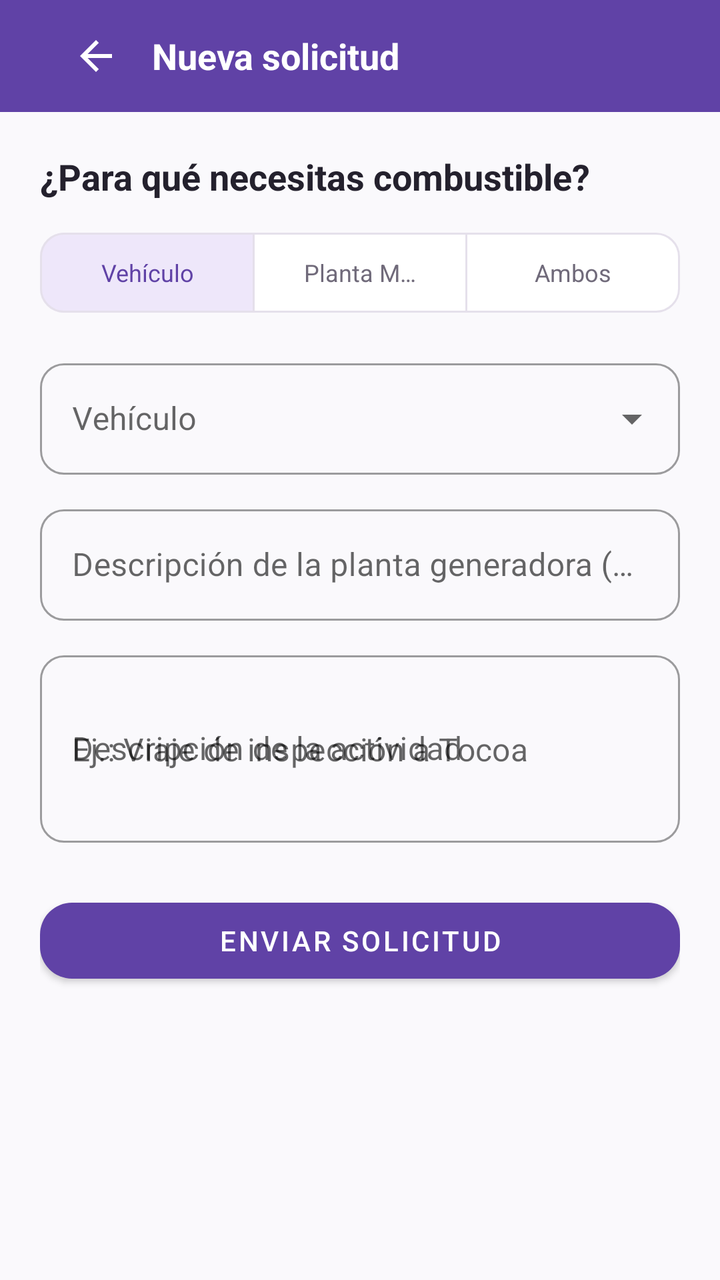
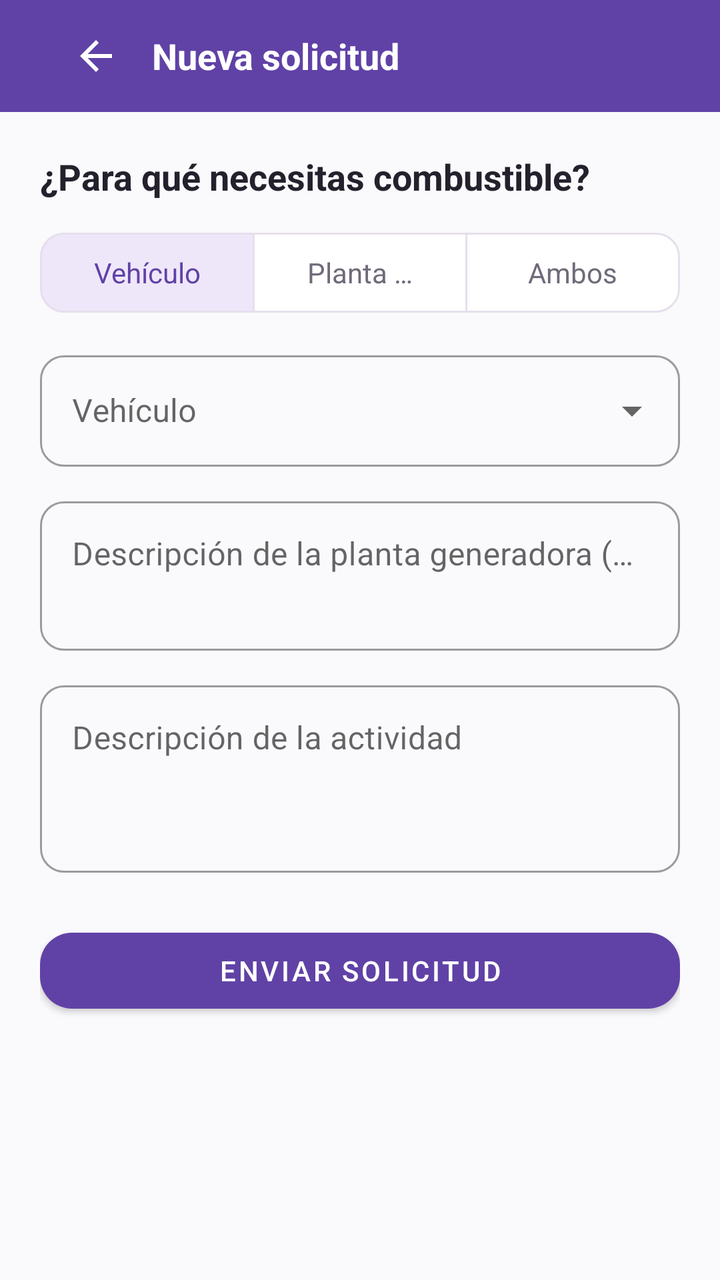

Before-and-after screenshots of an Android layout around one commit, followed by the original layout XML and the change that was made.
<!-- AndroidManifest.xml: application theme Theme.ApiMovil -->
<!-- res/layout/fragment_nueva_solicitud.xml -->
<?xml version="1.0" encoding="utf-8"?>
<LinearLayout xmlns:android="http://schemas.android.com/apk/res/android"
    xmlns:app="http://schemas.android.com/apk/res-auto"
    android:layout_width="match_parent"
    android:layout_height="match_parent"
    android:background="@color/fondo"
    android:orientation="vertical">

    <com.google.android.material.appbar.AppBarLayout
        android:layout_width="match_parent"
        android:layout_height="wrap_content"
        app:elevation="0dp">

        <com.google.android.material.appbar.MaterialToolbar
            android:layout_width="match_parent"
            android:layout_height="?attr/actionBarSize"
            android:background="?attr/colorPrimary">

            <LinearLayout
                android:layout_width="match_parent"
                android:layout_height="wrap_content"
                android:gravity="center_vertical"
                android:orientation="horizontal"
                android:paddingHorizontal="12dp">

                <ImageButton
                    android:id="@+id/btnVolver"
                    android:layout_width="40dp"
                    android:layout_height="40dp"
                    android:background="?attr/selectableItemBackgroundBorderless"
                    android:contentDescription="@string/volver"
                    android:src="@drawable/ic_back"
                    app:tint="@color/blanco" />

                <TextView
                    android:id="@+id/textTitulo"
                    android:layout_width="wrap_content"
                    android:layout_height="wrap_content"
                    android:layout_marginStart="8dp"
                    android:text="@string/nueva_solicitud"
                    android:textColor="@color/blanco"
                    android:textSize="18sp"
                    android:textStyle="bold" />
            </LinearLayout>

        </com.google.android.material.appbar.MaterialToolbar>
    </com.google.android.material.appbar.AppBarLayout>

    <ScrollView
        android:layout_width="match_parent"
        android:layout_height="0dp"
        android:layout_weight="1">

        <LinearLayout
            android:layout_width="match_parent"
            android:layout_height="wrap_content"
            android:orientation="vertical"
            android:padding="20dp">

            <TextView
                android:layout_width="wrap_content"
                android:layout_height="wrap_content"
                android:layout_marginBottom="12dp"
                android:text="@string/para_que_necesitas_combustible"
                android:textColor="@color/texto_principal"
                android:textSize="18sp"
                android:textStyle="bold" />

            
            <com.google.android.material.button.MaterialButtonToggleGroup
                android:id="@+id/toggleDestino"
                android:layout_width="match_parent"
                android:layout_height="wrap_content"
                app:singleSelection="true"
                app:checkedButton="@+id/btnDestinoVehiculo">

                <com.google.android.material.button.MaterialButton
                    android:id="@+id/btnDestinoVehiculo"
                    style="@style/Widget.Material3.Button.OutlinedButton"
                    android:layout_width="0dp"
                    android:layout_height="48dp"
                    android:layout_weight="1"
                    android:text="@string/destino_vehiculo"
                    android:textColor="@color/selector_toggle_button_text"
                    android:textSize="12sp"
                    app:backgroundTint="@color/selector_toggle_button_bg"
                    app:cornerRadius="12dp"
                    app:strokeColor="@color/borde" />

                <com.google.android.material.button.MaterialButton
                    android:id="@+id/btnDestinoMgp"
                    style="@style/Widget.Material3.Button.OutlinedButton"
                    android:layout_width="0dp"
                    android:layout_height="48dp"
                    android:layout_weight="1"
                    android:text="@string/destino_mgp"
                    android:textColor="@color/selector_toggle_button_text"
                    android:textSize="12sp"
                    app:backgroundTint="@color/selector_toggle_button_bg"
                    app:cornerRadius="12dp"
                    app:strokeColor="@color/borde" />

                <com.google.android.material.button.MaterialButton
                    android:id="@+id/btnDestinoAmbos"
                    style="@style/Widget.Material3.Button.OutlinedButton"
                    android:layout_width="0dp"
                    android:layout_height="48dp"
                    android:layout_weight="1"
                    android:text="@string/destino_ambos"
                    android:textColor="@color/selector_toggle_button_text"
                    android:textSize="12sp"
                    app:backgroundTint="@color/selector_toggle_button_bg"
                    app:cornerRadius="12dp"
                    app:strokeColor="@color/borde" />

            </com.google.android.material.button.MaterialButtonToggleGroup>

            <com.google.android.material.textfield.TextInputLayout
                android:id="@+id/layoutVehiculo"
                style="@style/Widget.MaterialComponents.TextInputLayout.OutlinedBox.ExposedDropdownMenu"
                android:layout_width="match_parent"
                android:layout_height="wrap_content"
                android:layout_marginTop="16dp"
                android:hint="@string/vehiculo"
                app:boxCornerRadiusBottomEnd="12dp"
                app:boxCornerRadiusBottomStart="12dp"
                app:boxCornerRadiusTopEnd="12dp"
                app:boxCornerRadiusTopStart="12dp">

                <com.google.android.material.textfield.MaterialAutoCompleteTextView
                    android:id="@+id/spinnerVehiculo"
                    android:layout_width="match_parent"
                    android:layout_height="wrap_content"
                    android:inputType="none" />
            </com.google.android.material.textfield.TextInputLayout>

            <com.google.android.material.textfield.TextInputLayout
                android:id="@+id/layoutDescripcionMgp"
                style="@style/Widget.MaterialComponents.TextInputLayout.OutlinedBox"
                android:layout_width="match_parent"
                android:layout_height="wrap_content"
                android:layout_marginTop="12dp"
                android:hint="@string/descripcion_de_la_planta_mgp"
                app:boxCornerRadiusBottomEnd="12dp"
                app:boxCornerRadiusBottomStart="12dp"
                app:boxCornerRadiusTopEnd="12dp"
                app:boxCornerRadiusTopStart="12dp">

                <com.google.android.material.textfield.TextInputEditText
                    android:id="@+id/inputDescripcionMgp"
                    android:layout_width="match_parent"
                    android:layout_height="wrap_content" />
            </com.google.android.material.textfield.TextInputLayout>

            <com.google.android.material.textfield.TextInputLayout
                style="@style/Widget.MaterialComponents.TextInputLayout.OutlinedBox"
                android:layout_width="match_parent"
                android:layout_height="wrap_content"
                android:layout_marginTop="12dp"
                android:hint="@string/descripcion_de_la_actividad"
                app:boxCornerRadiusBottomEnd="12dp"
                app:boxCornerRadiusBottomStart="12dp"
                app:boxCornerRadiusTopEnd="12dp"
                app:boxCornerRadiusTopStart="12dp">

                <com.google.android.material.textfield.TextInputEditText
                    android:id="@+id/inputActividad"
                    android:layout_width="match_parent"
                    android:layout_height="wrap_content"
                    android:hint="@string/hint_actividad_ejemplo"
                    android:minLines="3" />
            </com.google.android.material.textfield.TextInputLayout>

            <com.google.android.material.button.MaterialButton
                android:id="@+id/btnEnviar"
                android:layout_width="match_parent"
                android:layout_height="50dp"
                android:layout_marginTop="24dp"
                android:text="@string/enviar_solicitud"
                app:backgroundTint="@color/marca"
                app:cornerRadius="16dp" />

            <ProgressBar
                android:id="@+id/progress"
                android:layout_width="40dp"
                android:layout_height="40dp"
                android:layout_gravity="center"
                android:layout_marginTop="16dp"
                android:visibility="gone" />

            <TextView
                android:id="@+id/textError"
                android:layout_width="match_parent"
                android:layout_height="wrap_content"
                android:layout_marginTop="12dp"
                android:accessibilityLiveRegion="polite"
                android:gravity="center"
                android:textColor="@color/estado_vencida"
                android:textSize="13sp"
                android:visibility="gone" />

        </LinearLayout>
    </ScrollView>
</LinearLayout>
<!-- resources referenced by this layout -->
<resources>
  <color name="blanco">#FFFFFF</color>
  <color name="borde">#E5E0EB</color>
  <color name="estado_vencida">#C62828</color>
  <color name="fondo">#FAF9FC</color>
  <color name="marca">#6042A6</color>
  <color name="texto_principal">#24212D</color>
  <!-- drawable ic_back (drawable) -->
  <?xml version="1.0" encoding="utf-8"?>
  <vector xmlns:android="http://schemas.android.com/apk/res/android"
      android:width="24dp" android:height="24dp"
      android:viewportWidth="24" android:viewportHeight="24">
      <path android:fillColor="#24212D"
          android:pathData="M20,11H7.83l5.59,-5.59L12,4l-8,8 8,8 1.41,-1.41L7.83,13H20v-2z" />
  </vector>
  <string name="descripcion_de_la_actividad">Descripción de la actividad</string>
  <string name="descripcion_de_la_planta_mgp">Descripción de la planta generadora (MGP)</string>
  <string name="destino_ambos">Ambos</string>
  <string name="destino_mgp">Planta MGP</string>
  <string name="destino_vehiculo">Vehículo</string>
  <string name="enviar_solicitud">Enviar solicitud</string>
  <string name="hint_actividad_ejemplo">Ej.: Viaje de inspección a Tocoa</string>
  <string name="nueva_solicitud">Nueva solicitud</string>
  <string name="para_que_necesitas_combustible">¿Para qué necesitas combustible?</string>
  <string name="vehiculo">Vehículo</string>
  <string name="volver">Volver</string>
  <style name="Theme.ApiMovil" parent="Theme.MaterialComponents.Light.NoActionBar">
          <item name="colorPrimary">@color/marca</item>
          <item name="colorPrimaryVariant">@color/marca_oscuro</item>
          <item name="colorOnPrimary">@color/blanco</item>
          <item name="colorSecondary">@color/marca_claro</item>
          <item name="colorOnSecondary">@color/texto_principal</item>
          <item name="android:windowBackground">@color/fondo</item>
          <item name="android:statusBarColor">@color/marca_oscuro</item>
          <item name="android:forceDarkAllowed" tools:targetApi="q">false</item>
      </style>
  <color name="marca_oscuro">#342052</color>
  <color name="marca_claro">#EEE7FA</color>
</resources>

<!-- the commit's change to res/layout/fragment_nueva_solicitud.xml (unified diff, before → after) -->
@@ -80,9 +80,11 @@
                     android:layout_width="0dp"
                     android:layout_height="48dp"
                     android:layout_weight="1"
+                    android:maxLines="1"
                     android:text="@string/destino_vehiculo"
+                    android:textAllCaps="false"
                     android:textColor="@color/selector_toggle_button_text"
-                    android:textSize="12sp"
+                    android:textSize="14sp"
                     app:backgroundTint="@color/selector_toggle_button_bg"
                     app:cornerRadius="12dp"
                     app:strokeColor="@color/borde" />
@@ -93,9 +95,11 @@
                     android:layout_width="0dp"
                     android:layout_height="48dp"
                     android:layout_weight="1"
+                    android:maxLines="1"
                     android:text="@string/destino_mgp"
+                    android:textAllCaps="false"
                     android:textColor="@color/selector_toggle_button_text"
-                    android:textSize="12sp"
+                    android:textSize="14sp"
                     app:backgroundTint="@color/selector_toggle_button_bg"
                     app:cornerRadius="12dp"
                     app:strokeColor="@color/borde" />
@@ -106,9 +110,11 @@
                     android:layout_width="0dp"
                     android:layout_height="48dp"
                     android:layout_weight="1"
+                    android:maxLines="1"
                     android:text="@string/destino_ambos"
+                    android:textAllCaps="false"
                     android:textColor="@color/selector_toggle_button_text"
-                    android:textSize="12sp"
+                    android:textSize="14sp"
                     app:backgroundTint="@color/selector_toggle_button_bg"
                     app:cornerRadius="12dp"
                     app:strokeColor="@color/borde" />
@@ -120,7 +126,7 @@
                 style="@style/Widget.MaterialComponents.TextInputLayout.OutlinedBox.ExposedDropdownMenu"
                 android:layout_width="match_parent"
                 android:layout_height="wrap_content"
-                android:layout_marginTop="16dp"
+                android:layout_marginTop="12dp"
                 android:hint="@string/vehiculo"
                 app:boxCornerRadiusBottomEnd="12dp"
                 app:boxCornerRadiusBottomStart="12dp"
@@ -149,7 +155,11 @@
                 <com.google.android.material.textfield.TextInputEditText
                     android:id="@+id/inputDescripcionMgp"
                     android:layout_width="match_parent"
-                    android:layout_height="wrap_content" />
+                    android:layout_height="wrap_content"
+                    android:gravity="top|start"
+                    android:inputType="textMultiLine|textCapSentences"
+                    android:maxLines="4"
+                    android:minLines="2" />
             </com.google.android.material.textfield.TextInputLayout>
 
             <com.google.android.material.textfield.TextInputLayout
@@ -161,13 +171,16 @@
                 app:boxCornerRadiusBottomEnd="12dp"
                 app:boxCornerRadiusBottomStart="12dp"
                 app:boxCornerRadiusTopEnd="12dp"
-                app:boxCornerRadiusTopStart="12dp">
+                app:boxCornerRadiusTopStart="12dp"
+                app:placeholderText="@string/hint_actividad_ejemplo">
 
                 <com.google.android.material.textfield.TextInputEditText
                     android:id="@+id/inputActividad"
                     android:layout_width="match_parent"
                     android:layout_height="wrap_content"
-                    android:hint="@string/hint_actividad_ejemplo"
+                    android:gravity="top|start"
+                    android:inputType="textMultiLine|textCapSentences"
+                    android:maxLines="6"
                     android:minLines="3" />
             </com.google.android.material.textfield.TextInputLayout>
 
